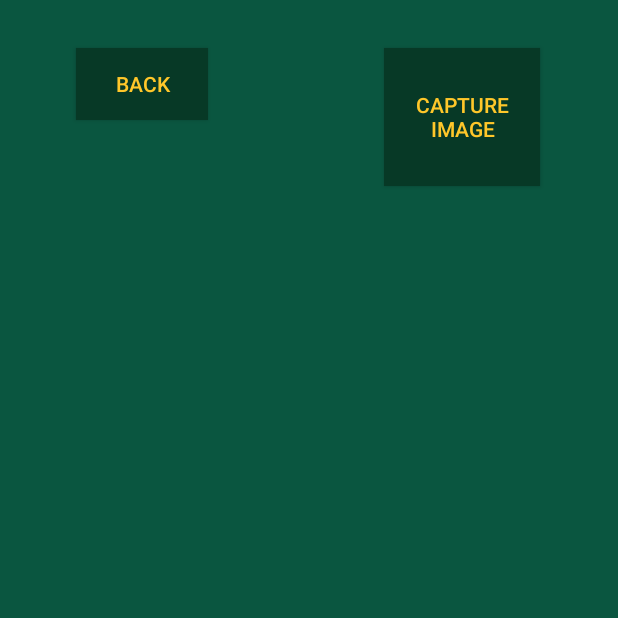
After one commit to Zach812/CSCI412_Assign_2, an Android app built with Jetpack Compose: the CameraActivity screen opened directly, with no data from a screen before it, on a phone screen of 412 x 824 dp, the top half of it. The commit adds this screen. Run offline under Robolectric (Android 15) with nearby library versions, the phone set to English and light mode, and no system bars.

Commit message:
Adding CameraActivity.kt and adding ability to capture photos.

```diff
--- a/app/build.gradle.kts
+++ b/app/build.gradle.kts
@@ -63,6 +63,7 @@ dependencies {
     implementation(libs.material)
     implementation(libs.androidx.activity)
     implementation(libs.androidx.constraintlayout)
+    implementation(libs.filament.android)
     testImplementation(libs.junit)
     androidTestImplementation(libs.androidx.junit)
     androidTestImplementation(libs.androidx.espresso.core)
--- /dev/null
+++ b/app/src/main/java/com/example/assignment2/CameraActivity.kt
@@ -0,0 +1,48 @@
+package com.example.assignment2
+
+import android.content.Intent
+import android.graphics.Bitmap
+import android.os.Bundle
+import android.provider.MediaStore
+import android.view.View
+import android.widget.Button
+import android.widget.ImageView
+import androidx.activity.ComponentActivity
+import androidx.compose.ui.graphics.Color
+
+
+class CameraActivity : ComponentActivity() {
+    private lateinit var cameraOpenId: Button
+    lateinit var clickImageId: ImageView
+    override fun onCreate(savedInstanceState: Bundle?) {
+        super.onCreate(savedInstanceState)
+        setContentView(R.layout.activity_camera)
+        window.decorView.setBackgroundColor(Color(0xFF0a5640))
+        cameraOpenId = findViewById(R.id.camera_button)
+        clickImageId = findViewById(R.id.click_image)
+
+        cameraOpenId.setOnClickListener { v: View? ->
+            val cameraIntent = Intent(MediaStore.ACTION_IMAGE_CAPTURE)
+            startActivityForResult(cameraIntent, pic_id)
+        }
+    }
+
+    override fun onActivityResult(requestCode: Int, resultCode: Int, data: Intent?) {
+        super.onActivityResult(requestCode, resultCode, data)
+        if (requestCode == pic_id) {
+            val photo = data!!.extras!!["data"] as Bitmap?
+            clickImageId.setImageBitmap(photo)
+        }
+    }
+    fun finishActivity(v: View?) {
+        finish()
+    }
+    companion object {
+        // Define the pic id
+        private const val pic_id = 123
+    }
+}
+
+private fun View.setBackgroundColor(color: Color) {
+
+}
--- /dev/null
+++ b/app/src/main/res/layout/activity_camera.xml
@@ -0,0 +1,59 @@
+<?xml version="1.0" encoding="utf-8"?>
+<androidx.constraintlayout.widget.ConstraintLayout xmlns:android="http://schemas.android.com/apk/res/android"
+    xmlns:app="http://schemas.android.com/apk/res-auto"
+    xmlns:tools="http://schemas.android.com/tools"
+    android:id="@+id/main"
+    android:layout_width="match_parent"
+    android:layout_height="match_parent"
+    android:background="@color/background"
+    app:circularflow_radiusInDP="20dp"
+    tools:context=".CameraActivity">
+
+    <!-- add Camera Button to open the Camera -->
+
+    <!-- add ImageView to display the captured image -->
+
+    <!-- add Camera Button to open the Camera -->
+
+    <!-- add ImageView to display the captured image -->
+
+    <Button
+        android:id="@+id/camera_button"
+        android:layout_width="104dp"
+        android:layout_height="92dp"
+        android:layout_marginTop="32dp"
+        android:layout_marginEnd="52dp"
+        android:background="#073926"
+        android:text="Capture Image"
+        android:textColor="#FFC72A"
+        app:circularflow_defaultRadius="20dp"
+        app:layout_constraintEnd_toEndOf="parent"
+        app:layout_constraintTop_toTopOf="parent" />
+
+    <Button
+        android:id="@+id/buttonBack"
+        android:layout_width="wrap_content"
+        android:layout_height="wrap_content"
+        android:layout_marginStart="52dp"
+        android:layout_marginTop="32dp"
+        android:layout_marginEnd="119dp"
+        android:background="#073926"
+        android:onClick="finishActivity"
+        android:text="Back"
+        android:textColor="#FFC72A"
+        app:layout_constraintEnd_toStartOf="@+id/camera_button"
+        app:layout_constraintStart_toStartOf="parent"
+        app:layout_constraintTop_toTopOf="parent" />
+
+    <ImageView
+        android:id="@+id/click_image"
+        android:layout_width="350dp"
+        android:layout_height="450dp"
+        android:layout_marginStart="31dp"
+        android:layout_marginTop="95dp"
+        android:layout_marginEnd="31dp"
+        app:layout_constraintEnd_toEndOf="parent"
+        app:layout_constraintStart_toStartOf="parent"
+        app:layout_constraintTop_toBottomOf="@+id/camera_button" />
+
+</androidx.constraintlayout.widget.ConstraintLayout>
--- a/app/src/main/res/layout/activity_info.xml
+++ b/app/src/main/res/layout/activity_info.xml
@@ -6,5 +6,4 @@
     android:layout_width="match_parent"
     android:layout_height="match_parent"
     tools:context=".InfoActivity">
-
-  </androidx.constraintlayout.widget.ConstraintLayout>
+</androidx.constraintlayout.widget.ConstraintLayout>
--- a/app/src/main/res/values/colors.xml
+++ b/app/src/main/res/values/colors.xml
@@ -7,4 +7,5 @@
     <color name="teal_700">#FF018786</color>
     <color name="black">#FF000000</color>
     <color name="white">#FFFFFFFF</color>
+    <color name="background">#0a5640</color>
 </resources>
--- a/app/src/main/res/values/strings.xml
+++ b/app/src/main/res/values/strings.xml
@@ -1,3 +1,6 @@
 <resources>
     <string name="app_name">Assignment2</string>
+    <string name="hello_blank_fragment">Hello blank fragment</string>
+    <string name="camera">Camera</string>
+    <string name="todo">TODO</string>
 </resources>
--- a/gradle/libs.versions.toml
+++ b/gradle/libs.versions.toml
@@ -12,6 +12,7 @@ appcompat = "1.7.0"
 material = "1.12.0"
 activity = "1.9.1"
 constraintlayout = "2.1.4"
+filamentAndroid = "1.17.1"
 
 [libraries]
 androidx-core-ktx = { group = "androidx.core", name = "core-ktx", version.ref = "coreKtx" }
@@ -32,6 +33,7 @@ androidx-appcompat = { group = "androidx.appcompat", name = "appcompat", version
 material = { group = "com.google.android.material", name = "material", version.ref = "material" }
 androidx-activity = { group = "androidx.activity", name = "activity", version.ref = "activity" }
 androidx-constraintlayout = { group = "androidx.constraintlayout", name = "constraintlayout", version.ref = "constraintlayout" }
+filament-android = { group = "com.google.ar.sceneform", name = "filament-android", version.ref = "filamentAndroid" }
 
 [plugins]
 android-application = { id = "com.android.application", version.ref = "agp" }
```
Also changed, not shown: app/src/main/AndroidManifest.xml (+10 -5 lines), app/src/main/java/com/example/assignment2/MainActivity.kt (+22 -8 lines), app/src/main/res/layout/activity_main.xml (added, +8 -0 lines).
